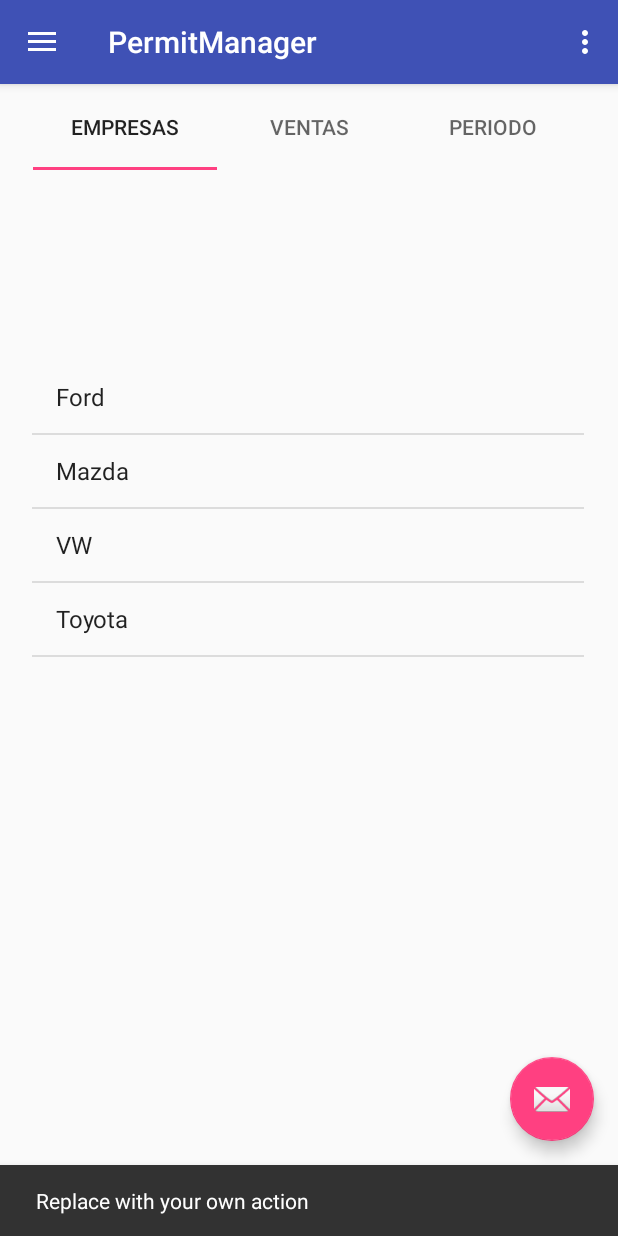
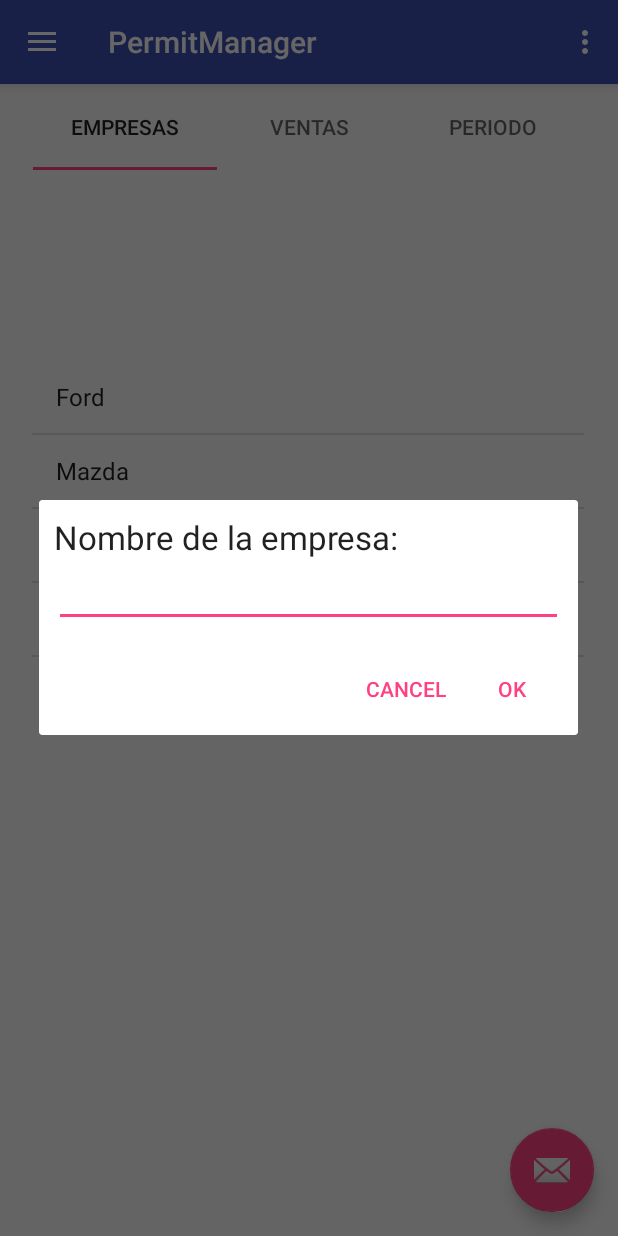
Before and after one commit to AlisonGonzalez/PermitManager, an Android app: the screen it shows after launch (MainActivity), after a tap on an icon or button, on a phone screen of 412 x 824 dp. Run offline under Robolectric (Android 15) with nearby library versions, the phone set to English and light mode, and no system bars.

```diff
--- a/app/src/main/java/com/pm/permitmanager/MainActivity.java
+++ b/app/src/main/java/com/pm/permitmanager/MainActivity.java
@@ -1,11 +1,14 @@
 package com.pm.permitmanager;
 
+import android.content.DialogInterface;
 import android.os.Bundle;
 import android.support.design.widget.FloatingActionButton;
 import android.support.design.widget.Snackbar;
 import android.support.design.widget.TabLayout;
 import android.support.v4.view.PagerAdapter;
 import android.support.v4.view.ViewPager;
+import android.support.v7.app.AlertDialog;
+import android.view.LayoutInflater;
 import android.view.View;
 import android.support.design.widget.NavigationView;
 import android.support.v4.view.GravityCompat;
@@ -16,6 +19,7 @@ import android.support.v7.widget.Toolbar;
 import android.view.Menu;
 import android.view.MenuItem;
 import android.widget.ArrayAdapter;
+import android.widget.EditText;
 import android.widget.ListView;
 
 public class MainActivity extends AppCompatActivity
@@ -47,8 +51,37 @@ public class MainActivity extends AppCompatActivity
         fab.setOnClickListener(new View.OnClickListener() {
             @Override
             public void onClick(View view) {
-                Snackbar.make(view, "Replace with your own action", Snackbar.LENGTH_LONG)
-                        .setAction("Action", null).show();
+            // get prompts.xml view
+            LayoutInflater layoutInflater = LayoutInflater.from(MainActivity.this);
+
+            View promptView = layoutInflater.inflate(R.layout.prompts, null);
+
+            AlertDialog.Builder alertDialogBuilder = new AlertDialog.Builder(MainActivity.this);
+
+            // set prompts.xml to be the layout file of the alertdialog builder
+            alertDialogBuilder.setView(promptView);
+
+            final EditText input = (EditText) promptView.findViewById(R.id.userInput);
+
+            // setup a dialog window
+            alertDialogBuilder
+                .setCancelable(false)
+                .setPositiveButton("OK", new DialogInterface.OnClickListener() {
+                    public void onClick(DialogInterface dialog, int id) {
+                        // get user input and set it to result
+                    }
+                })
+                .setNegativeButton("Cancel",
+                    new DialogInterface.OnClickListener() {
+                        public void onClick(DialogInterface dialog,	int id) {
+                            dialog.cancel();
+                        }
+                    });
+
+            // create an alert dialog
+            AlertDialog alertD = alertDialogBuilder.create();
+
+            alertD.show();
             }
         });
 
--- /dev/null
+++ b/app/src/main/res/layout/prompts.xml
@@ -0,0 +1,26 @@
+<?xml version="1.0" encoding="utf-8"?>
+<LinearLayout xmlns:android="http://schemas.android.com/apk/res/android"
+    android:id="@+id/layout_root"
+    android:layout_width="fill_parent"
+    android:layout_height="fill_parent"
+    android:orientation="vertical"
+    android:padding="10dp" >
+
+    <TextView
+        android:id="@+id/textView"
+        android:layout_width="wrap_content"
+        android:layout_height="wrap_content"
+        android:text="Nombre de la empresa: "
+        android:textAppearance="?android:attr/textAppearanceLarge" />
+
+    <EditText
+        android:id="@+id/userInput"
+        android:layout_width="match_parent"
+        android:inputType="text"
+        android:layout_height="wrap_content" >
+
+        <requestFocus />
+
+    </EditText>
+
+</LinearLayout>
```
